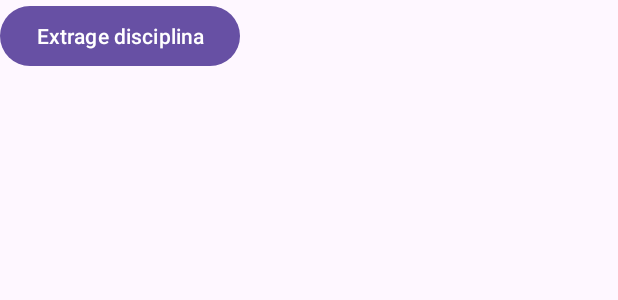
After one commit to aly2705/Simion_Alexandra_ActivitateDAM2024, an Android app: the layout activity_json_parsing.xml on its own in the app's theme, with its tools: preview values and no code run, on a phone screen of 412 x 824 dp. The commit adds this screen. Shown: the top 300 px of the screen. Run offline under Robolectric (Android 15) with nearby library versions, the phone set to English and light mode, and no system bars; network calls fail.

Commit message:
activitate seminar 9 - json

```diff
--- a/Seminar4/app/src/main/AndroidManifest.xml
+++ b/Seminar4/app/src/main/AndroidManifest.xml
@@ -14,6 +14,9 @@
         android:supportsRtl="true"
         android:theme="@style/Theme.MyApplication"
         tools:targetApi="31">
+        <activity
+            android:name=".JsonParsingActivity"
+            android:exported="false" />
         <activity
             android:name=".WebViewActivity"
             android:exported="false" />
--- a/Seminar4/app/src/main/java/com/example/myapplication/MainActivity.java
+++ b/Seminar4/app/src/main/java/com/example/myapplication/MainActivity.java
@@ -55,6 +55,12 @@ public class MainActivity extends AppCompatActivity {
             Intent it = new Intent(getApplicationContext(), ListaOnlineWorkouts.class);
             startActivity(it);
         });
+
+        Button btnSituatii = findViewById(R.id.button4);
+        btnSituatii.setOnClickListener((View view)->{
+            Intent it = new Intent(getApplicationContext(), JsonParsingActivity.class);
+            startActivity(it);
+        });
     }
 
     @Override
--- /dev/null
+++ b/Seminar4/app/src/main/res/layout/activity_json_parsing.xml
@@ -0,0 +1,23 @@
+<?xml version="1.0" encoding="utf-8"?>
+<LinearLayout android:orientation="vertical"
+    xmlns:tools="http://schemas.android.com/tools"
+    android:id="@+id/main"
+    android:layout_width="match_parent"
+    android:layout_height="match_parent"
+    tools:context=".JsonParsingActivity"
+    xmlns:android="http://schemas.android.com/apk/res/android">
+
+
+    <Button
+        android:id="@+id/extractBtn"
+        android:layout_width="wrap_content"
+        android:layout_height="wrap_content"
+        android:text="Extrage disciplina"/>
+
+
+<ListView
+    android:id="@+id/situatiiLV"
+    android:layout_width="match_parent"
+    android:layout_height="match_parent"/>
+
+</LinearLayout>
```
Also changed, not shown: Seminar4/app/src/main/java/com/example/myapplication/JsonParsingActivity.java (added, +121 -0 lines), Seminar4/app/src/main/java/com/example/myapplication/Situatie.java (added, +81 -0 lines), Seminar4/app/src/main/res/layout/activity_main.xml (+11 -0 lines).
